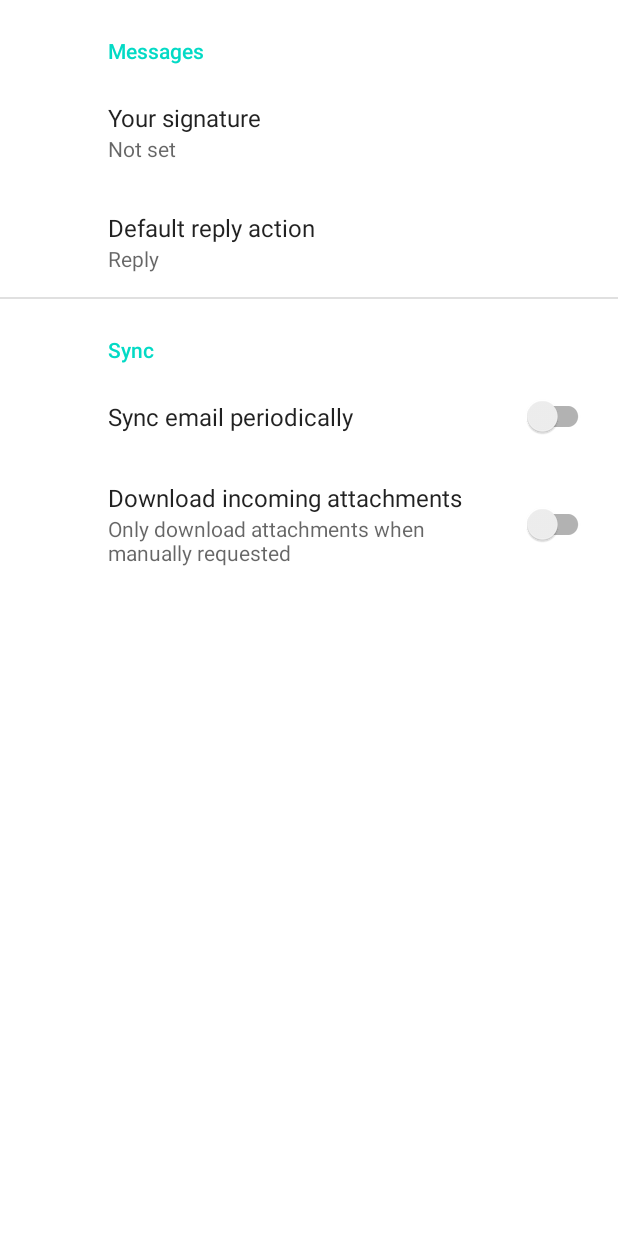
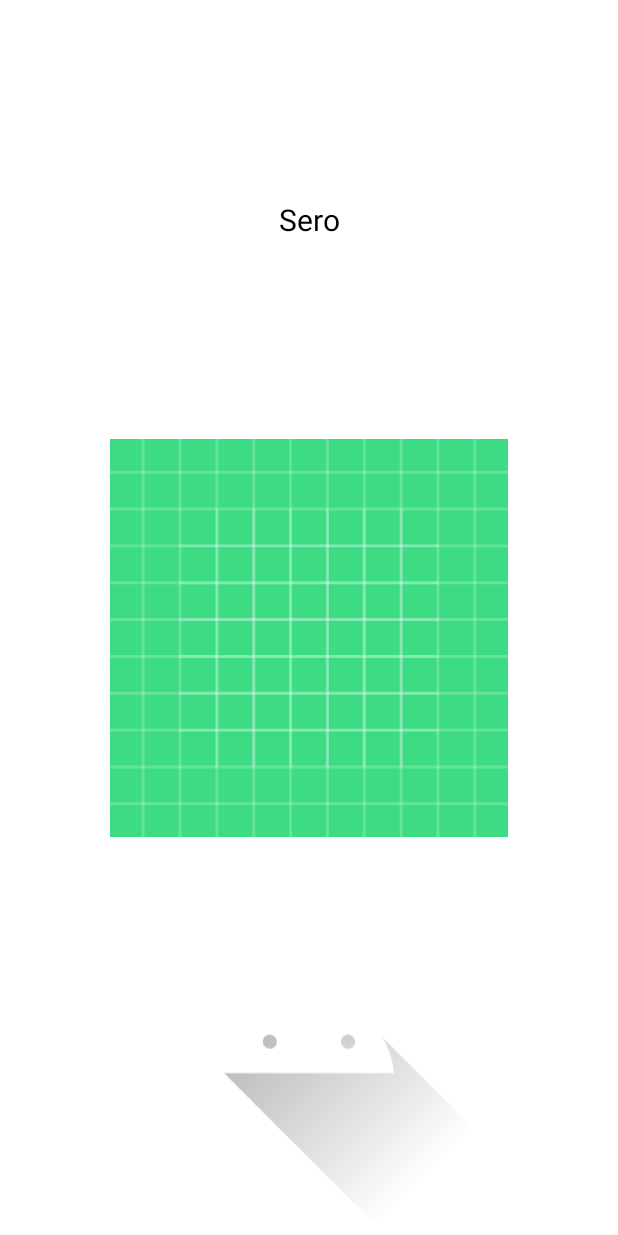
Before and after one commit to Kimsj912/MobileComputing, an Android app: the screen it shows after launch (MainActivity), on a phone screen of 412 x 824 dp. Run offline under Robolectric (Android 15) with nearby library versions, the phone set to English and light mode, and no system bars; our stand-ins replace navigation-ui.

Commit message:
week9-practice-resDirectory-imageLand&languageSetting

```diff
--- a/app/src/main/AndroidManifest.xml
+++ b/app/src/main/AndroidManifest.xml
@@ -4,9 +4,9 @@
 
     <application
         android:allowBackup="true"
-        android:icon="@mipmap/ic_launcher"
+        android:icon="@mipmap/naver_map"
         android:label="@string/app_name"
-        android:roundIcon="@mipmap/ic_launcher_round"
+        android:roundIcon="@mipmap/naver_map"
         android:supportsRtl="true"
         android:theme="@style/Theme.MobileComputing">
         <activity
--- a/app/src/main/java/com/example/mobilecomputing/MainActivity.kt
+++ b/app/src/main/java/com/example/mobilecomputing/MainActivity.kt
@@ -3,17 +3,17 @@ package com.example.mobilecomputing
 import android.os.Bundle
 import androidx.appcompat.app.AppCompatActivity
 import androidx.navigation.ui.AppBarConfiguration
+import com.example.mobilecomputing.databinding.ActivityMainAlterBinding
 import com.example.mobilecomputing.databinding.ActivityMainBinding
 
 class MainActivity : AppCompatActivity() {
 
-    private lateinit var appBarConfiguration: AppBarConfiguration
-
+//    private lateinit var appBarConfiguration: AppBarConfiguration
     override fun onCreate(savedInstanceState: Bundle?) {
         super.onCreate(savedInstanceState)
-        val binding = ActivityMainBinding.inflate(layoutInflater)
+        val binding = ActivityMainAlterBinding.inflate(layoutInflater)
         setContentView(binding.root)
-        supportFragmentManager.beginTransaction().replace(binding.setting.id, MySettingsFragment()).commit()
+//        suppㅣortFragmentManager.beginTransaction().replace(binding.setting.id, MySettingsFragment()).commit()
 
     }
 }
--- /dev/null
+++ b/app/src/main/res/layout-land/activity_main_alter.xml
@@ -0,0 +1,29 @@
+<?xml version="1.0" encoding="utf-8"?>
+<LinearLayout xmlns:android="http://schemas.android.com/apk/res/android"
+    xmlns:tools="http://schemas.android.com/tools"
+    android:layout_width="match_parent"
+    android:layout_height="match_parent"
+    android:orientation="vertical">
+
+    <TextView
+        android:layout_width="match_parent"
+        android:layout_height="wrap_content"
+        android:text="@string/Garo"
+        style="@style/title_text"/>
+
+    <LinearLayout
+        android:layout_width="match_parent"
+        android:layout_height="match_parent">
+        <ImageView
+            android:src="@drawable/ic_launcher_background"
+            android:layout_width="0dp"
+            android:layout_height="match_parent"
+            android:layout_weight="1" />
+
+        <ImageView
+            android:layout_width="0dp"
+            android:layout_height="match_parent"
+            android:layout_weight="1"
+            android:src="@drawable/ic_launcher_foreground"/>
+    </LinearLayout>
+</LinearLayout>
--- /dev/null
+++ b/app/src/main/res/layout/activity_main_alter.xml
@@ -0,0 +1,27 @@
+<?xml version="1.0" encoding="utf-8"?>
+<LinearLayout xmlns:android="http://schemas.android.com/apk/res/android"
+    xmlns:tools="http://schemas.android.com/tools"
+    android:layout_width="match_parent"
+    android:layout_height="match_parent"
+    android:orientation="vertical">
+
+    <TextView
+        android:id="@+id/textView"
+        android:layout_width="match_parent"
+        android:layout_height="wrap_content"
+        android:layout_weight="1"
+        android:text="@string/Sero"
+        style="@style/title_text"/>
+
+    <ImageView
+        android:src="@drawable/ic_launcher_background"
+        android:layout_width="match_parent"
+        android:layout_height="0dp"
+        android:layout_weight="1" />
+
+    <ImageView
+        android:layout_width="match_parent"
+        android:layout_height="0dp"
+        android:layout_weight="1"
+        android:src="@drawable/ic_launcher_foreground"/>
+</LinearLayout>
--- a/app/src/main/res/values-land/dimens.xml
+++ b/app/src/main/res/values-land/dimens.xml
@@ -1,3 +1,4 @@
 <resources>
     <dimen name="fab_margin">48dp</dimen>
+    <dimen name="title_size">40sp</dimen>
 </resources>
--- a/app/src/main/res/values-w1240dp/dimens.xml
+++ b/app/src/main/res/values-w1240dp/dimens.xml
@@ -1,3 +1,5 @@
 <resources>
     <dimen name="fab_margin">200dp</dimen>
+    <dimen name="title_size">150sp</dimen>
+
 </resources>
--- a/app/src/main/res/values-w600dp/dimens.xml
+++ b/app/src/main/res/values-w600dp/dimens.xml
@@ -1,3 +1,5 @@
 <resources>
     <dimen name="fab_margin">48dp</dimen>
+    <dimen name="title_size">40sp</dimen>
+
 </resources>
--- a/app/src/main/res/values/dimens.xml
+++ b/app/src/main/res/values/dimens.xml
@@ -1,3 +1,4 @@
 <resources>
     <dimen name="fab_margin">16dp</dimen>
+    <dimen name="title_size">20sp</dimen>
 </resources>
--- a/app/src/main/res/values/strings.xml
+++ b/app/src/main/res/values/strings.xml
@@ -1,5 +1,4 @@
 <resources>
-    <string name="app_name">MobileComputing</string>
     <string name="action_settings">Settings</string>
     <!-- Strings used for fragments for navigation -->
     <string name="first_fragment_label">First Fragment</string>
@@ -23,4 +22,7 @@
     <string name="attachment_summary_on">Automatically download attachments for incoming emails
     </string>
     <string name="attachment_summary_off">Only download attachments when manually requested</string>
+    <string name="Garo">Garo</string>
+    <string name="Sero">Sero</string>
+    <string name="app_name">모바일컴퓨팅</string>
 </resources>
--- /dev/null
+++ b/app/src/main/res/values/styles.xml
@@ -0,0 +1,8 @@
+<?xml version="1.0" encoding="utf-8"?>
+<resources>
+    <style name="title_text">
+        <item name="android:textSize">@dimen/title_size</item>
+        <item name="android:textColor">@color/black</item>
+        <item name="android:gravity">center</item>
+    </style>
+</resources>
```
Also changed, not shown: app/src/main/res/mipmap-hdpi/naver_map.png (added), 2 other files.
